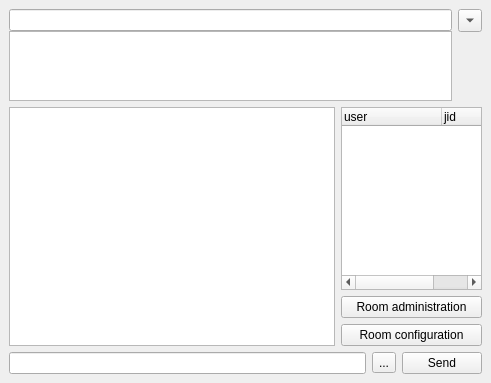
Before: the Qt Designer form groupchatwidget.ui in xmpp-graveyard/jabbim, drawn with Qt 5.
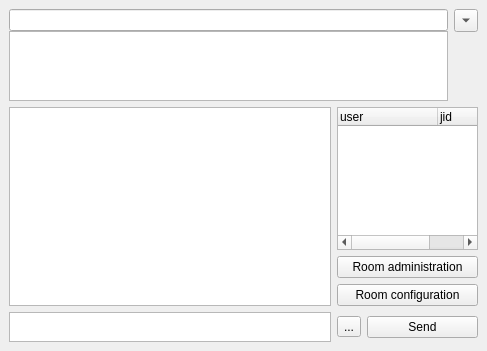
After: the same form once the commit is applied. Icons and pictures are not drawn.

```diff
--- a/groupchatwidget.ui
+++ b/groupchatwidget.ui
@@ -5,8 +5,8 @@
    <rect>
     <x>0</x>
     <y>0</y>
-    <width>491</width>
-    <height>383</height>
+    <width>487</width>
+    <height>351</height>
    </rect>
   </property>
   <property name="focusPolicy" >
@@ -22,59 +22,40 @@
    <property name="spacing" >
     <number>6</number>
    </property>
-   <item row="2" column="1" >
-    <widget class="QWidget" native="1" name="admin" >
-     <layout class="QVBoxLayout" >
-      <property name="margin" >
-       <number>0</number>
-      </property>
-      <property name="spacing" >
-       <number>6</number>
-      </property>
-      <item>
-       <widget class="QPushButton" name="roomAdmin" >
-        <property name="text" >
-         <string>Room administration</string>
-        </property>
-       </widget>
-      </item>
-      <item>
-       <widget class="QPushButton" name="roomConfig" >
-        <property name="text" >
-         <string>Room configuration</string>
-        </property>
-       </widget>
-      </item>
-     </layout>
-    </widget>
-   </item>
-   <item row="1" column="1" >
-    <widget class="QTreeWidget" name="users" >
+   <item row="3" column="0" >
+    <widget class="QTextEdit" name="line" >
      <property name="maximumSize" >
       <size>
-       <width>141</width>
-       <height>16777215</height>
+       <width>16777215</width>
+       <height>30</height>
       </size>
      </property>
-     <property name="alternatingRowColors" >
+    </widget>
+   </item>
+   <item row="3" column="1" >
+    <widget class="QToolButton" name="smileys" >
+     <property name="text" >
+      <string>...</string>
+     </property>
+     <property name="icon" >
+      <iconset>images/22x22/emotes/biggrin.png</iconset>
+     </property>
+     <property name="checkable" >
       <bool>true</bool>
      </property>
-     <property name="rootIsDecorated" >
-      <bool>false</bool>
+     <property name="popupMode" >
+      <enum>QToolButton::InstantPopup</enum>
      </property>
-     <column>
-      <property name="text" >
-       <string>user</string>
-      </property>
-     </column>
-     <column>
-      <property name="text" >
-       <string>jid</string>
-      </property>
-     </column>
     </widget>
    </item>
-   <item row="0" column="0" colspan="2" >
+   <item row="3" column="2" >
+    <widget class="QPushButton" name="sendButton" >
+     <property name="text" >
+      <string>Send</string>
+     </property>
+    </widget>
+   </item>
+   <item row="0" column="0" colspan="3" >
     <layout class="QGridLayout" >
      <property name="margin" >
       <number>0</number>
@@ -124,45 +105,31 @@
      </item>
     </layout>
    </item>
-   <item row="3" column="0" colspan="2" >
-    <layout class="QHBoxLayout" >
-     <property name="margin" >
-      <number>0</number>
+   <item row="1" column="1" colspan="2" >
+    <widget class="QTreeWidget" name="users" >
+     <property name="maximumSize" >
+      <size>
+       <width>141</width>
+       <height>16777215</height>
+      </size>
      </property>
-     <property name="spacing" >
-      <number>6</number>
+     <property name="alternatingRowColors" >
+      <bool>true</bool>
      </property>
-     <item>
-      <widget class="QLineEdit" name="line" >
-       <property name="acceptDrops" >
-        <bool>true</bool>
-       </property>
-      </widget>
-     </item>
-     <item>
-      <widget class="QToolButton" name="smileys" >
-       <property name="text" >
-        <string>...</string>
-       </property>
-       <property name="icon" >
-        <iconset>images/22x22/emotes/biggrin.png</iconset>
-       </property>
-       <property name="checkable" >
-        <bool>true</bool>
-       </property>
-       <property name="popupMode" >
-        <enum>QToolButton::InstantPopup</enum>
-       </property>
-      </widget>
-     </item>
-     <item>
-      <widget class="QPushButton" name="sendButton" >
-       <property name="text" >
-        <string>Send</string>
-       </property>
-      </widget>
-     </item>
-    </layout>
+     <property name="rootIsDecorated" >
+      <bool>false</bool>
+     </property>
+     <column>
+      <property name="text" >
+       <string>user</string>
+      </property>
+     </column>
+     <column>
+      <property name="text" >
+       <string>jid</string>
+      </property>
+     </column>
+    </widget>
    </item>
    <item rowspan="2" row="1" column="0" >
     <widget class="QTextEdit" name="textEdit" >
@@ -171,6 +138,32 @@
      </property>
     </widget>
    </item>
+   <item row="2" column="1" colspan="2" >
+    <widget class="QWidget" native="1" name="admin" >
+     <layout class="QVBoxLayout" >
+      <property name="margin" >
+       <number>0</number>
+      </property>
+      <property name="spacing" >
+       <number>6</number>
+      </property>
+      <item>
+       <widget class="QPushButton" name="roomAdmin" >
+        <property name="text" >
+         <string>Room administration</string>
+        </property>
+       </widget>
+      </item>
+      <item>
+       <widget class="QPushButton" name="roomConfig" >
+        <property name="text" >
+         <string>Room configuration</string>
+        </property>
+       </widget>
+      </item>
+     </layout>
+    </widget>
+   </item>
   </layout>
  </widget>
  <resources/>
```
